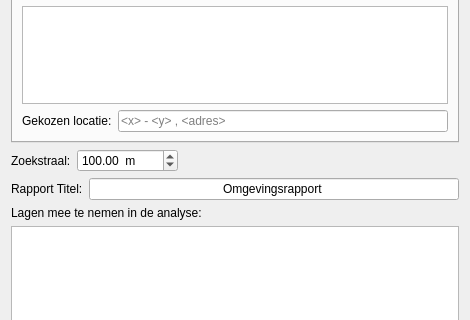
This is ui_OmgevingsAnalyseDlg.ui in milieuinfo/OmgevingsAnalyse as Qt 5 draws it before an edit; both pictures show x 0 to 470 and y 88 to 408 of the 470 by 596 pixel window. The edited form follows.
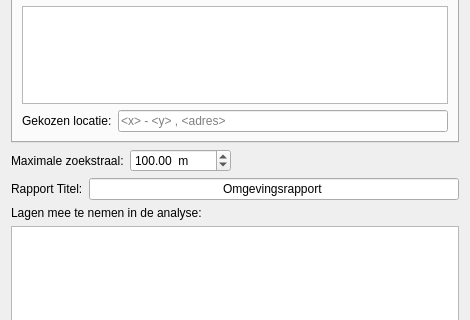
This is the edited form. Icons and pictures are not drawn.

```diff
--- a/ui_OmgevingsAnalyseDlg.ui
+++ b/ui_OmgevingsAnalyseDlg.ui
@@ -159,7 +159,7 @@
         </sizepolicy>
        </property>
        <property name="text">
-        <string>Zoekstraal:</string>
+        <string>Maximale zoekstraal:</string>
        </property>
       </widget>
      </item>
```
